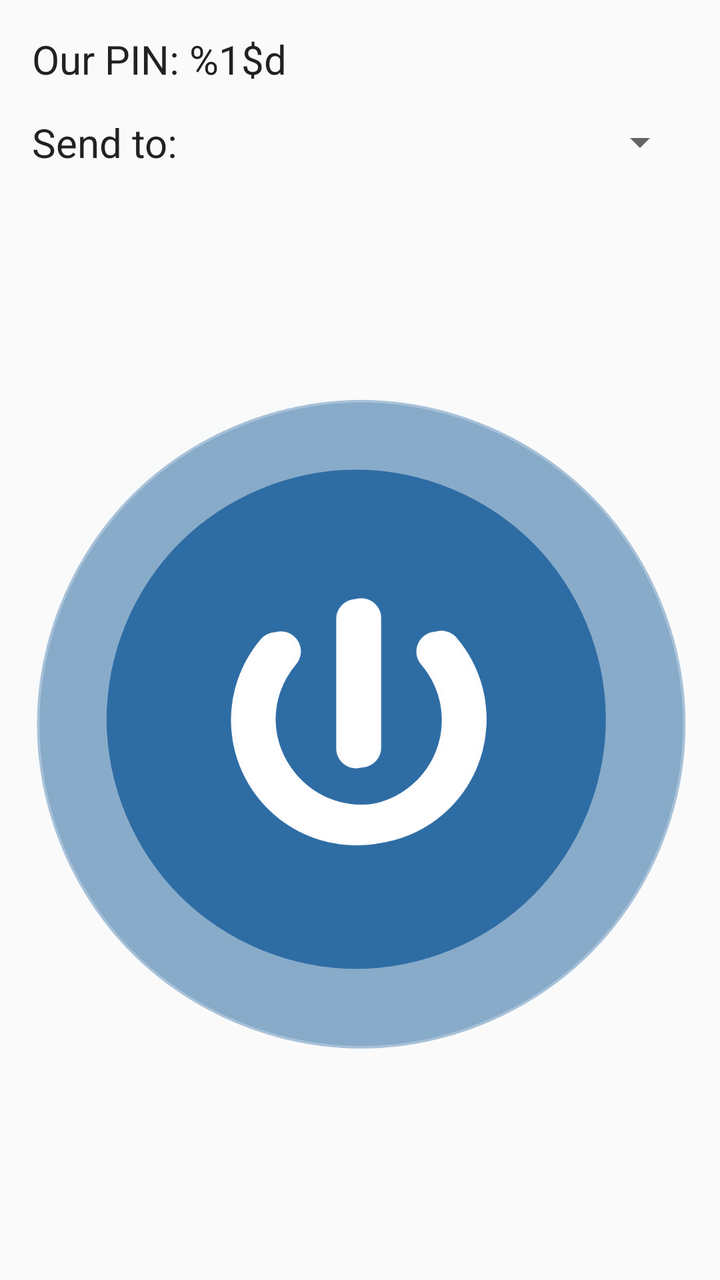
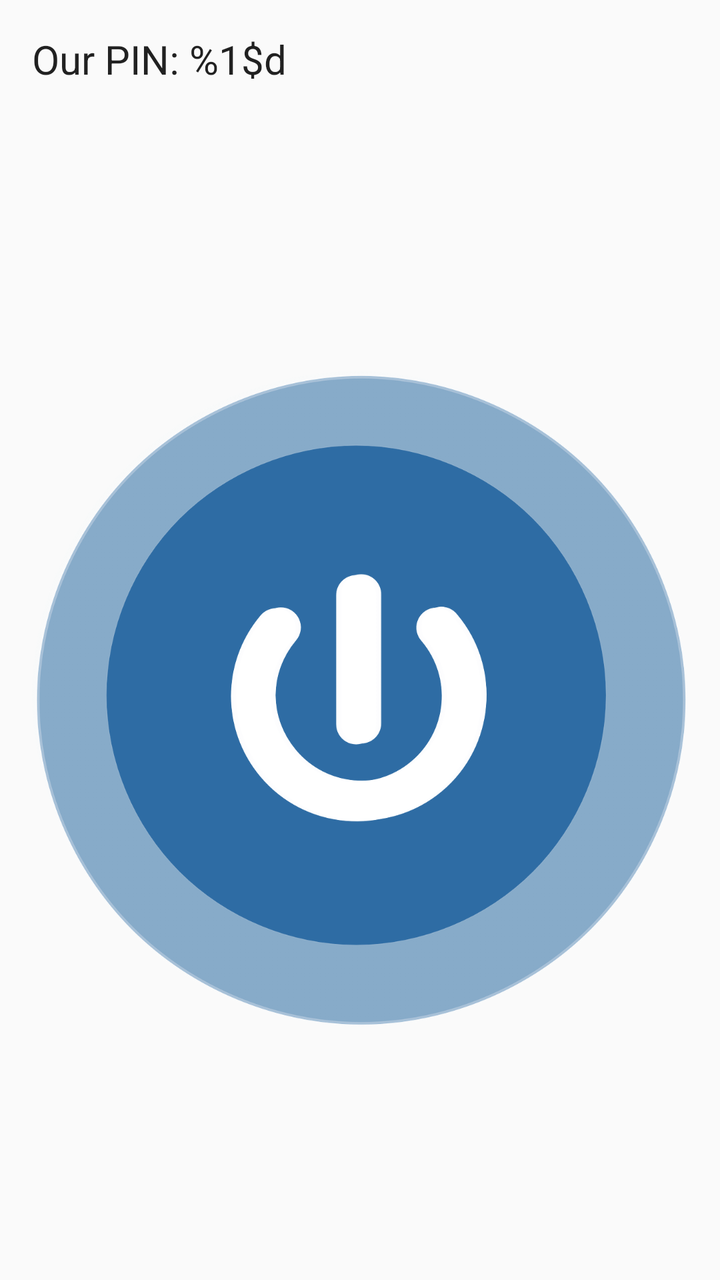

The first picture is an Android layout as it rendered before a commit; the second is the same layout after the commit. The layout source and the unified diff follow.
<!-- AndroidManifest.xml: application theme AppTheme -->
<!-- res/layout/content_send_sound.xml -->
<?xml version="1.0" encoding="utf-8"?>
<android.support.constraint.ConstraintLayout xmlns:android="http://schemas.android.com/apk/res/android"
    xmlns:app="http://schemas.android.com/apk/res-auto"
    xmlns:tools="http://schemas.android.com/tools"
    android:layout_width="match_parent"
    android:layout_height="match_parent"
    app:layout_behavior="@string/appbar_scrolling_view_behavior"
    tools:context="peterson.ttu.edu.backupaids.activities.SendSoundActivity"
    tools:showIn="@layout/activity_send_sound">

    <TextView
        android:id="@+id/sendSoundOurPinTextView"
        android:layout_width="wrap_content"
        android:layout_height="wrap_content"
        android:text="@string/our_pin"
        android:textSize="20sp"
        android:textAppearance="@android:style/TextAppearance.DeviceDefault"
        android:layout_marginTop="16dp"
        android:layout_marginBottom="16dp"
        android:layout_marginStart="16dp"
        android:layout_marginEnd="16dp"
        app:layout_constraintTop_toTopOf="parent"
        app:layout_constraintBottom_toTopOf="@id/sendSoundPeerSpinner"
        app:layout_constraintLeft_toLeftOf="parent" />

    <TextView
        android:id="@+id/sendSoundLabel"
        android:layout_width="wrap_content"
        android:layout_height="wrap_content"
        android:text="@string/send_to"
        android:textSize="20sp"
        android:textAppearance="@android:style/TextAppearance.DeviceDefault"
        android:layout_marginTop="16dp"
        android:layout_marginBottom="16dp"
        android:layout_marginStart="16dp"
        android:layout_marginEnd="16dp"
        app:layout_constraintBottom_toBottomOf="@id/sendSoundPeerSpinner"
        app:layout_constraintLeft_toLeftOf="parent"
        app:layout_constraintTop_toTopOf="@id/sendSoundPeerSpinner" />

    <Spinner
        android:id="@+id/sendSoundPeerSpinner"
        android:layout_width="0dp"
        android:layout_height="wrap_content"
        android:layout_marginTop="16dp"
        android:layout_marginBottom="16dp"
        android:layout_marginStart="16dp"
        android:layout_marginEnd="16dp"
        app:layout_constraintTop_toBottomOf="@id/sendSoundOurPinTextView"
        app:layout_constraintLeft_toRightOf="@id/sendSoundLabel"
        app:layout_constraintRight_toRightOf="parent" />


    <ImageButton
        android:id="@+id/sendSoundStartButton"
        android:layout_width="0dp"
        android:layout_height="0dp"
        android:adjustViewBounds="false"
        android:background="@android:color/transparent"
        android:onClick="sendSound"
        android:scaleType="fitCenter"
        android:src="@drawable/power_button_blue2"
        android:layout_marginTop="16dp"
        android:layout_marginBottom="16dp"
        android:layout_marginStart="16dp"
        android:layout_marginEnd="16dp"
        app:layout_constraintHorizontal_bias="0.6"
        app:layout_constraintTop_toBottomOf="@id/sendSoundPeerSpinner"
        app:layout_constraintBottom_toBottomOf="parent"
        app:layout_constraintLeft_toLeftOf="parent"
        app:layout_constraintRight_toRightOf="parent"
        app:layout_constraintVertical_bias="0.6"
        android:contentDescription="@string/start_stop_sending_audio" />

</android.support.constraint.ConstraintLayout>
<!-- res/layout/activity_send_sound.xml (included above) -->
<?xml version="1.0" encoding="utf-8"?>
<android.support.design.widget.CoordinatorLayout xmlns:android="http://schemas.android.com/apk/res/android"
    xmlns:tools="http://schemas.android.com/tools"
    android:layout_width="match_parent"
    android:layout_height="match_parent"
    tools:context="peterson.ttu.edu.backupaids.activities.SendSoundActivity">

    <include layout="@layout/content_send_sound" />

</android.support.design.widget.CoordinatorLayout>
<!-- resources referenced by this layout -->
<resources>
  <!-- drawable power_button_blue2: png bitmap (drawable, 214661 bytes) -->
  <string name="our_pin">Our PIN: %1$d</string>
  <string name="send_to">Send to:</string>
  <string name="start_stop_sending_audio">Start/stop sending audio</string>
  <style name="AppTheme" parent="Theme.AppCompat.Light.DarkActionBar">
          
          <item name="colorPrimary">@color/colorPrimary</item>
          <item name="colorPrimaryDark">@color/colorPrimaryDark</item>
          <item name="colorAccent">@color/colorAccent</item>
      </style>
  <color name="colorPrimary">#3F51B5</color>
  <color name="colorPrimaryDark">#303F9F</color>
  <color name="colorAccent">#FF4081</color>
</resources>

<!-- the commit's change to res/layout/content_send_sound.xml (unified diff, before → after) -->
@@ -20,36 +20,8 @@
         android:layout_marginStart="16dp"
         android:layout_marginEnd="16dp"
         app:layout_constraintTop_toTopOf="parent"
-        app:layout_constraintBottom_toTopOf="@id/sendSoundPeerSpinner"
+        app:layout_constraintBottom_toTopOf="@id/sendSoundStartButton"
         app:layout_constraintLeft_toLeftOf="parent" />
-
-    <TextView
-        android:id="@+id/sendSoundLabel"
-        android:layout_width="wrap_content"
-        android:layout_height="wrap_content"
-        android:text="@string/send_to"
-        android:textSize="20sp"
-        android:textAppearance="@android:style/TextAppearance.DeviceDefault"
-        android:layout_marginTop="16dp"
-        android:layout_marginBottom="16dp"
-        android:layout_marginStart="16dp"
-        android:layout_marginEnd="16dp"
-        app:layout_constraintBottom_toBottomOf="@id/sendSoundPeerSpinner"
-        app:layout_constraintLeft_toLeftOf="parent"
-        app:layout_constraintTop_toTopOf="@id/sendSoundPeerSpinner" />
-
-    <Spinner
-        android:id="@+id/sendSoundPeerSpinner"
-        android:layout_width="0dp"
-        android:layout_height="wrap_content"
-        android:layout_marginTop="16dp"
-        android:layout_marginBottom="16dp"
-        android:layout_marginStart="16dp"
-        android:layout_marginEnd="16dp"
-        app:layout_constraintTop_toBottomOf="@id/sendSoundOurPinTextView"
-        app:layout_constraintLeft_toRightOf="@id/sendSoundLabel"
-        app:layout_constraintRight_toRightOf="parent" />
-
 
     <ImageButton
         android:id="@+id/sendSoundStartButton"
@@ -65,7 +37,7 @@
         android:layout_marginStart="16dp"
         android:layout_marginEnd="16dp"
         app:layout_constraintHorizontal_bias="0.6"
-        app:layout_constraintTop_toBottomOf="@id/sendSoundPeerSpinner"
+        app:layout_constraintTop_toBottomOf="@id/sendSoundOurPinTextView"
         app:layout_constraintBottom_toBottomOf="parent"
         app:layout_constraintLeft_toLeftOf="parent"
         app:layout_constraintRight_toRightOf="parent"
<!-- resource entries referenced after the edit -->
@@ -2,7 +2,6 @@
 <resources>
   <!-- drawable power_button_blue2: png bitmap (drawable, 214661 bytes) -->
   <string name="our_pin">Our PIN: %1$d</string>
-  <string name="send_to">Send to:</string>
   <string name="start_stop_sending_audio">Start/stop sending audio</string>
   <style name="AppTheme" parent="Theme.AppCompat.Light.DarkActionBar">
           
